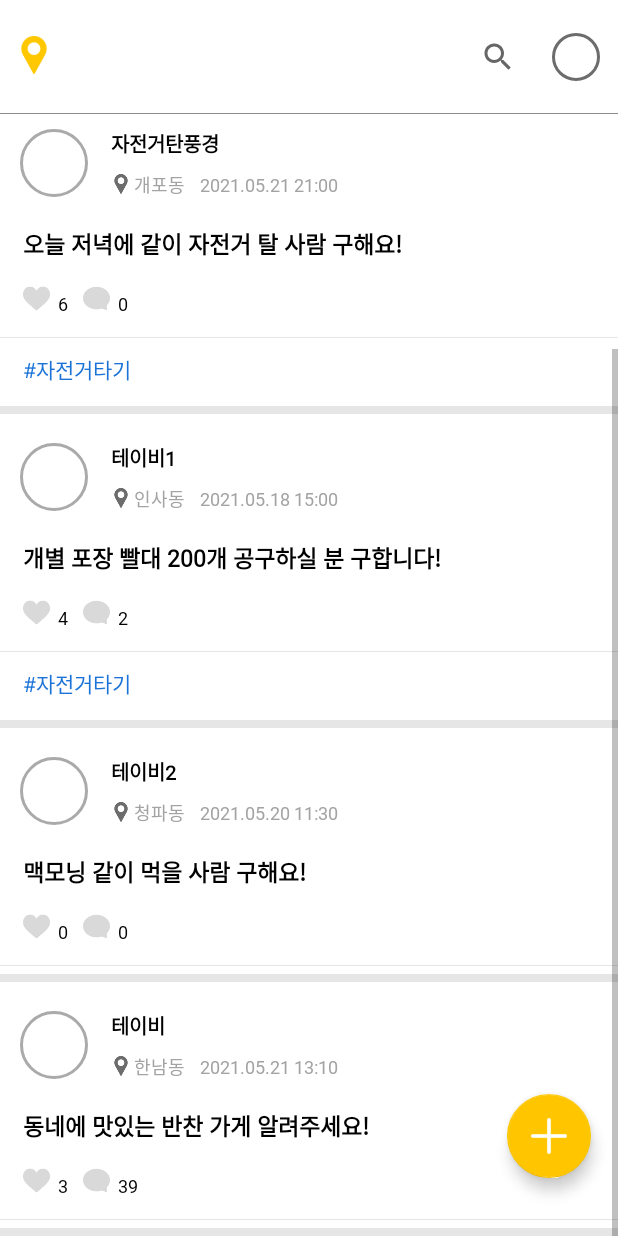
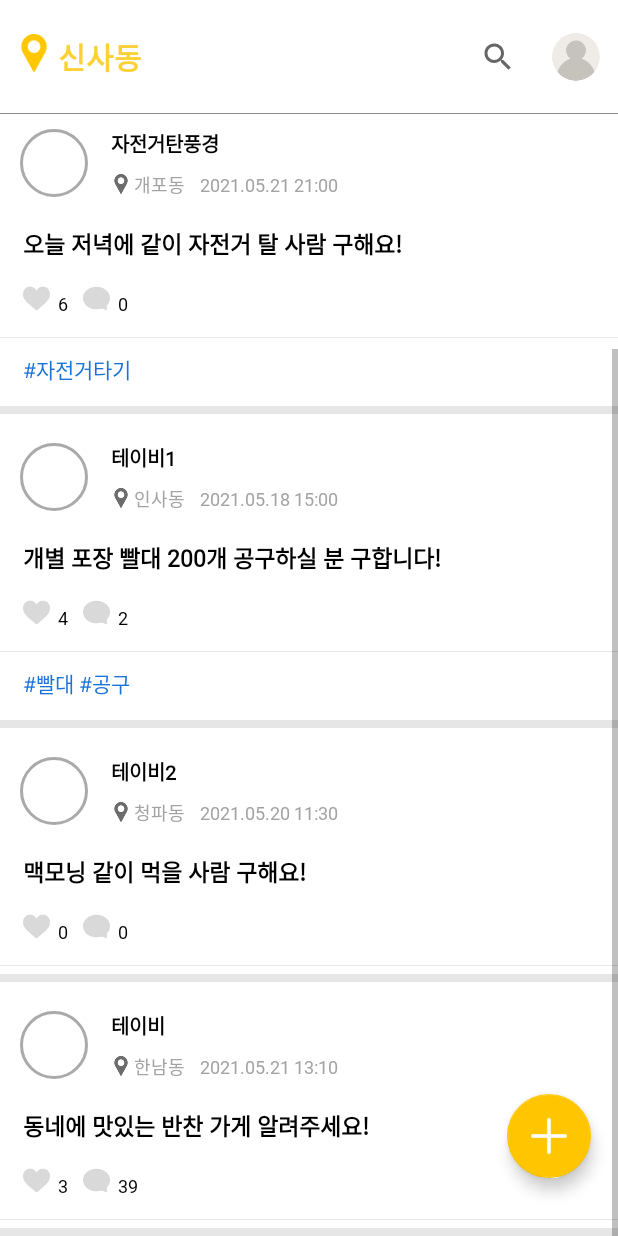
Before and after one commit to Tave7-DobDob/DobDob-Android, an Android app: the MainActivity screen opened directly, with no data from a screen before it, scrolled down 198 dp, on a phone screen of 412 x 824 dp. Run offline under Robolectric (Android 15) with nearby library versions, the phone set to English and light mode, and no system bars; our stand-ins replace CircleImageView; 5 statements that could not run were skipped.

Commit message:
2021.07.02 마이페이지 아이콘 설정, 유저 정보 공유

```diff
--- a/app/src/main/java/com/tave7/dobdob/MainActivity.java
+++ b/app/src/main/java/com/tave7/dobdob/MainActivity.java
@@ -14,8 +14,17 @@ import androidx.swiperefreshlayout.widget.SwipeRefreshLayout;
 
 import android.annotation.SuppressLint;
 import android.content.Intent;
+import android.graphics.Bitmap;
+import android.graphics.BitmapFactory;
+import android.graphics.Canvas;
+import android.graphics.Paint;
+import android.graphics.PorterDuff;
+import android.graphics.PorterDuffXfermode;
+import android.graphics.Rect;
+import android.graphics.drawable.BitmapDrawable;
 import android.os.Bundle;
 import android.util.Log;
+import android.util.TypedValue;
 import android.view.LayoutInflater;
 import android.view.Menu;
 import android.view.MenuInflater;
@@ -34,6 +43,7 @@ import com.tave7.dobdob.data.UserInfo;
 
 import java.util.ArrayList;
 import java.util.Objects;
+import java.util.concurrent.ExecutionException;
 
 import retrofit2.Call;
 import retrofit2.Callback;
@@ -46,7 +56,7 @@ public class MainActivity extends AppCompatActivity {
     public static final int POST_REQUEST = 7000;
     public static final int MYPAGE_REQUEST = 8000;
 
-    private UserInfo userInfo = null;
+    public static UserInfo myInfo = null;       //로그인한 사용자의 정보
     private JsonObject location;        //TODO: 현재 표시하고 있는 지역이 어디인지를 보여줌!
     private ArrayList<PostInfoSimple> postList = null;        //메인에서 보여줄 postList
     private ArrayList<PostInfoSimple> totalPostList = null;   //메인에서 보여줄 postList의 복사본
@@ -54,6 +64,7 @@ public class MainActivity extends AppCompatActivity {
 
     private ActionBar actionBar;
     private SearchView sv;
+    private MenuItem mMyPage;
     private TextView tvTown;
     private SwipeRefreshLayout srlPost;
     private RecyclerView rvPost;
@@ -65,12 +76,10 @@ public class MainActivity extends AppCompatActivity {
         setContentView(R.layout.activity_main);
 
         //TODO: UserInfo를 받은 값을 넘겨받아야 함!!! (extra로 넘겨받은 id값을 userID로 넣고 정보를 받아옴!!)
-        String userName = PreferenceManager.getString(MainActivity.this, "userName");
-        String userTown = PreferenceManager.getString(MainActivity.this, "userTown");
-        String userAddress = PreferenceManager.getString(MainActivity.this, "userAddress");
-        //userInfo = new UserInfo(-1, userProfileUrl, userName, userTown, userAddress);
-        userInfo = new UserInfo(-1, null, userName, userTown, userAddress);
+        /*
+        //userInfo = new UserInfo(-1, null, userName, userTown, userAddress);
         //location = new JsonObject();    //TODO: location을 저장해서 들고 있어야 함!!!
+         */
 
         Toolbar toolbar = findViewById(R.id.main_toolbar);      //툴바 설정
         setSupportActionBar(toolbar);
@@ -95,6 +104,9 @@ public class MainActivity extends AppCompatActivity {
             totalPostList.add(new PostInfoSimple(new UserInfo(-1, null, "테이비", "신사동", ""), "2021.05.16 20:00", "오늘 저녁에 산책할 사람 구해요!", tmpHeartUsers, 4, tmpTag));
             ArrayList<String> tmpTag2 = new ArrayList<>();
                 tmpTag2.add("자전거타기");
+            ArrayList<String> tmpTag3 = new ArrayList<>();
+                tmpTag3.add("빨대");
+                tmpTag3.add("공구");
             ArrayList<String> tmpHeartUsers2 = new ArrayList<>();
                 tmpHeartUsers2.add("테이브");      tmpHeartUsers2.add("테이비7");
                 tmpHeartUsers2.add("테이비");      tmpHeartUsers2.add("테이비2");
@@ -106,7 +118,7 @@ public class MainActivity extends AppCompatActivity {
                 tmpHeartUsers4.add("생귤");
                 tmpHeartUsers4.add("테이비3");     tmpHeartUsers4.add("테이비7");
             totalPostList.add(new PostInfoSimple(new UserInfo(-1, null, "자전거탄풍경", "개포동", ""), "2021.05.21 21:00", "오늘 저녁에 같이 자전거 탈 사람 구해요!", tmpHeartUsers2, 0, tmpTag2));
-            totalPostList.add(new PostInfoSimple(new UserInfo(-1, null, "테이비1", "인사동", ""), "2021.05.18 15:00", "개별 포장 빨대 200개 공구하실 분 구합니다!", tmpHeartUsers3, 2, tmpTag2));
+            totalPostList.add(new PostInfoSimple(new UserInfo(-1, null, "테이비1", "인사동", ""), "2021.05.18 15:00", "개별 포장 빨대 200개 공구하실 분 구합니다!", tmpHeartUsers3, 2, tmpTag3));
             totalPostList.add(new PostInfoSimple(new UserInfo(-1, null, "테이비2", "청파동", ""), "2021.05.20 11:30", "맥모닝 같이 먹을 사람 구해요!", null, 0, null));
             totalPostList.add(new PostInfoSimple(new UserInfo(-1, null, "테이비", "한남동", ""), "2021.05.21 13:10", "동네에 맛있는 반찬 가게 알려주세요!", tmpHeartUsers4, 39, null));
             postList.addAll(totalPostList);     //TODO: 삭제했을 때 영향 미치는 지 확인해야 함
@@ -120,19 +132,15 @@ public class MainActivity extends AppCompatActivity {
         rvPost = findViewById(R.id.mainPost);
         LinearLayoutManager manager = new LinearLayoutManager(MainActivity.this, LinearLayoutManager.VERTICAL,false);
         rvPost.setLayoutManager(manager);
-        adapter = new PostRecyclerAdapter(postList, totalPostList, userInfo);
+        adapter = new PostRecyclerAdapter(postList, totalPostList, myInfo);
         rvPost.setAdapter(adapter);      //어댑터 등록
         DividerItemDecoration devider=new DividerItemDecoration(MainActivity.this, 1);
         devider.setDrawable(Objects.requireNonNull(ResourcesCompat.getDrawable(getResources(), R.drawable.list_dvide_bar, null)));
         rvPost.addItemDecoration(devider); //리스트 사이의 구분선 설정
 
         FloatingActionButton fabAddPost = findViewById(R.id.mainFabAddPost);
-        fabAddPost.setOnClickListener(v -> {
-            Intent postingPage = new Intent(MainActivity.this, PostingActivity.class);
-            Bundle bundle = new Bundle();
-                bundle.putParcelable("userInfo", userInfo);
-            postingPage.putExtras(bundle);
-            startActivityForResult(postingPage, POSTING_REQUEST);    //글쓰기 창으로 화면이 넘어감
+        fabAddPost.setOnClickListener(v -> {    //글쓰기 창으로 화면이 넘어감
+            startActivityForResult(new Intent(MainActivity.this, PostingActivity.class), POSTING_REQUEST);
         });
 
         updatePostList(false);   //추후에 지역을 전달해서 allPost를 받아와야 함!
@@ -140,7 +148,7 @@ public class MainActivity extends AppCompatActivity {
 
     public void toolbarListener(Toolbar toolbar){
         tvTown = toolbar.findViewById(R.id.toolbar_town);
-        tvTown.setText(userInfo.getUserTown());     //초기에 user가 설정한 동네로 보여줌
+        tvTown.setText(myInfo.getUserTown());     //초기에 user가 설정한 동네로 보여줌
 
         LinearLayout llTown = toolbar.findViewById(R.id.toolbar_main_town);
         llTown.setOnClickListener(v -> {
@@ -190,14 +198,14 @@ public class MainActivity extends AppCompatActivity {
             }
         });
 
+        mMyPage = menu.findItem(R.id.subMenuUser);
+        setMyPageIcon();
+
         MenuItem mProfile = menu.findItem(R.id.profile);
-        //mProfile.setIcon()        //TODO 마이페이지 아이콘 설정 보이게 하기!!!!
         mProfile.setOnMenuItemClickListener(item -> {
             Intent showMyPage = new Intent(MainActivity.this, MyPageActivity.class);
             Bundle smpBundle = new Bundle();
-                smpBundle.putBoolean("isMyPage", true);
-                smpBundle.putParcelableArrayList("userPosts", adapter.searchUserPosts(userInfo.getUserName()));
-                smpBundle.putParcelable("userInfo", userInfo);
+                smpBundle.putParcelableArrayList("userPosts", adapter.searchUserPosts(myInfo.getUserName()));
             showMyPage.putExtras(smpBundle);
             startActivityForResult(showMyPage, MYPAGE_REQUEST);
 
@@ -213,6 +221,40 @@ public class MainActivity extends AppCompatActivity {
             return true;
         });
         return true;
+    }
+    private void setMyPageIcon() {
+        if (myInfo.getUserProfileUrl() == null) {
+            Bitmap bmUser = BitmapFactory.decodeResource(getResources(), R.drawable.user);
+            mMyPage.setIcon(new BitmapDrawable(getResources(), bmUser));
+        }
+        else {
+            Bitmap bmUser = BitmapFactory.decodeResource(getResources(), R.drawable.user);
+            try {
+                bmUser = new DownloadFileTask(myInfo.getUserProfileUrl()).execute().get();
+            } catch (ExecutionException | InterruptedException e) { e.printStackTrace(); }
+            int widHeig = (int) TypedValue.applyDimension(TypedValue.COMPLEX_UNIT_DIP, 90, getResources().getDisplayMetrics());
+            Bitmap resize = Bitmap.createScaledBitmap(bmUser, widHeig, widHeig, false);
+            Bitmap circleImg = getBitmapCircle(resize);
+            mMyPage.setIcon(new BitmapDrawable(getResources(), circleImg));
+        }
+    }
+
+    private Bitmap getBitmapCircle(Bitmap bitmap) {
+        Bitmap circleImg = Bitmap.createBitmap(bitmap.getWidth(), bitmap.getHeight(), Bitmap.Config.ARGB_8888);
+        Canvas canvas = new Canvas(circleImg);
+
+        final int color = 0xff424242;
+        final Paint paint = new Paint();
+        final Rect rect = new Rect(0, 0, bitmap.getWidth(), bitmap.getHeight());
+
+        paint.setAntiAlias(true);
+        canvas.drawARGB(0, 0, 0, 0);
+        paint.setColor(color);
+        canvas.drawCircle(bitmap.getWidth()/2, bitmap.getHeight()/2, bitmap.getWidth()/2, paint);
+        paint.setXfermode(new PorterDuffXfermode(PorterDuff.Mode.SRC_IN));
+        canvas.drawBitmap(bitmap, rect, rect, paint);
+
+        return circleImg;
     }
 
     public void searchTitleTag(String searchText) {     //제목 검색
@@ -253,25 +295,12 @@ public class MainActivity extends AppCompatActivity {
         super.onActivityResult(requestCode, resultCode, data);
 
         if (resultCode == RESULT_OK) {
-            if (requestCode == MYPAGE_REQUEST){        //MyPage에서 User 정보 변경 시 적용 위함
-                /*TODO: 확인 요망!
-                if (data.getExtras().getString("userProfile").length()>0)
-                    userInfo.setUserProfileUrl(data.getExtras().getString("userProfile"));
-                 */
-                if (data != null && data.hasExtra("userName")) {
-                    userInfo.setUserName(data.getExtras().getString("userName"));
-                    //TODO: 동네에 대한 post가 갱신되어야 함(혹은 자기 이름의 post를 찾아 이름 변경!)
+            if (requestCode == MYPAGE_REQUEST) {        //MyPage에서 User 정보 변경 시 적용 위함
+                if (data.hasExtra("isChanged")) {
+                    setMyPageIcon();
+                    tvTown.setText(myInfo.getUserTown());
+                    updatePostList(false);       //리팩토링 해야 함!!
                 }
-
-                if (data != null && data.hasExtra("userTown")) {
-                    userInfo.setUserTown(data.getExtras().getString("userTown"));
-                    tvTown.setText(userInfo.getUserTown());
-
-                    //TODO: 동네에 대한 post가 갱신되어야 함
-                    //mainSettingTown();  ->  아래의 updatePostList가 겹침!! 문제
-                }
-                else
-                    updatePostList(false);       //리팩토링 해야 함!!
             }
 
             else if (requestCode == POST_REQUEST) {
--- a/app/src/main/res/layout/activity_main.xml
+++ b/app/src/main/res/layout/activity_main.xml
@@ -40,7 +40,6 @@
         android:layout_width="wrap_content"
         android:layout_height="wrap_content"
         android:src="@drawable/plus"
-        android:contentDescription="📝글쓰기"
         app:layout_constraintTop_toTopOf="parent"
         app:layout_constraintBottom_toBottomOf="parent"
         app:layout_constraintLeft_toLeftOf="parent"
--- a/app/src/main/res/menu/main_menu.xml
+++ b/app/src/main/res/menu/main_menu.xml
@@ -2,13 +2,14 @@
 <menu xmlns:android="http://schemas.android.com/apk/res/android"
     xmlns:app="http://schemas.android.com/apk/res-auto">
     <item android:id="@+id/search"
+        android:icon="@android:drawable/ic_menu_search"
+        android:iconTint="@color/yellow2"
         android:title="검색"
         app:showAsAction="always"
         app:actionViewClass="android.widget.SearchView" />
 
     <item android:id="@+id/subMenuUser"
         android:title="설정"
-        android:icon="@drawable/profile_img"
         app:showAsAction="always">
         <menu>
             <item android:id="@+id/profile"
```
Also changed, not shown: app/src/main/java/com/tave7/dobdob/InitialSettingActivity.java (+5 -10 lines), app/src/main/java/com/tave7/dobdob/LoginActivity.java (+6 -8 lines), app/src/main/java/com/tave7/dobdob/ModifyProfileActivity.java (+27 -17 lines), app/src/main/java/com/tave7/dobdob/MyPageActivity.java (+81 -47 lines), app/src/main/java/com/tave7/dobdob/PostingActivity.java (+11 -12 lines), app/src/main/res/drawable-v24/user.png.
